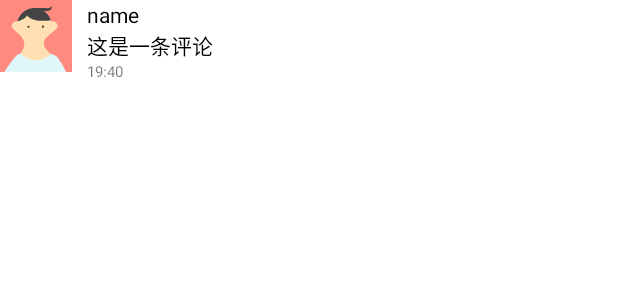
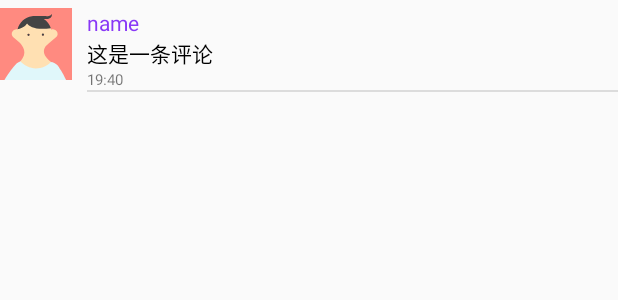
Before and after one commit to Zxmw/Campus-Moments, an Android app: the layout comment_item.xml on its own in the app's theme, with its tools: preview values and no code run, on a phone screen of 412 x 824 dp. Shown: the top 300 px of the screen. Run offline under Robolectric (Android 15) with nearby library versions, the phone set to English and light mode, and no system bars.

Commit message:
评论按时间排序
解决上一次评论功能后端错误

```diff
--- a/frontend/app/src/main/java/com/android/campusmoments/Activity/DetailedActivity.java
+++ b/frontend/app/src/main/java/com/android/campusmoments/Activity/DetailedActivity.java
@@ -203,6 +203,6 @@ public class DetailedActivity extends AppCompatActivity {
         starTextView.setText(String.valueOf(moment.getStarCount()));
 
         // 设置评论
-//        commentsFragment.setCommentIdList(moment.getCommentIds());
+        commentsFragment.setCommentIdList(moment.getCommentIds());
     }
 }
--- a/frontend/app/src/main/java/com/android/campusmoments/Fragment/CommentsFragment.java
+++ b/frontend/app/src/main/java/com/android/campusmoments/Fragment/CommentsFragment.java
@@ -23,6 +23,7 @@ import org.json.JSONArray;
 import org.json.JSONObject;
 
 import java.util.ArrayList;
+import java.util.Collections;
 import java.util.List;
 
 public class CommentsFragment extends Fragment {
@@ -38,9 +39,11 @@ public class CommentsFragment extends Fragment {
                 try {
                     JSONObject obj = new JSONObject(msg.obj.toString());
                     Comment comment = new Comment(obj);
-                    Log.d(TAG, "handleMessage: " + comment.getUsername() + " " + comment.getContent() + " " + comment.getTime());
+                    Log.d(TAG, "handleMessage: " + comment.getId() + " " + comment.getUsername() + " " + comment.getContent() + " " + comment.getTime());
                     mCommentList.add(comment);
                     if (mCommentList.size() == commentIdList.size()) {
+                        // 按照 评论时间（id） 排序
+                        Collections.sort(mCommentList);
                         commentAdapter.setComments(mCommentList);
                         commentAdapter.notifyDataSetChanged();
                     }
--- a/frontend/app/src/main/java/com/android/campusmoments/Service/Services.java
+++ b/frontend/app/src/main/java/com/android/campusmoments/Service/Services.java
@@ -707,7 +707,7 @@ public class Services {
 
             @Override
             public void onResponse(@NonNull okhttp3.Call call, @NonNull okhttp3.Response response) throws java.io.IOException {
-                if (response.code() != 500) {
+                if (response.code() != 201) {
                     Message message = new Message();
                     message.what = 0;
                     handler.sendMessage(message);
@@ -739,7 +739,7 @@ public class Services {
 
             @Override
             public void onResponse(@NonNull okhttp3.Call call, @NonNull okhttp3.Response response) throws java.io.IOException {
-                if (response.code() != 500) {
+                if (response.code() != 200) {
                     Message message = new Message();
                     message.what = 0;
                     handler.sendMessage(message);
--- a/frontend/app/src/main/res/layout/activity_detailed.xml
+++ b/frontend/app/src/main/res/layout/activity_detailed.xml
@@ -224,9 +224,10 @@
             android:textColor="@android:color/black" />
         <Button
             android:id="@+id/sendcomment_button"
-            android:layout_width="wrap_content"
+            android:layout_width="55dp"
             android:layout_height="wrap_content"
+            style="@style/button_green_style"
             android:text="发送"
-            android:textSize="16sp" />
+            android:textSize="14sp" />
     </LinearLayout>
 </LinearLayout>
--- a/frontend/app/src/main/res/layout/comment_item.xml
+++ b/frontend/app/src/main/res/layout/comment_item.xml
@@ -2,7 +2,7 @@
 <LinearLayout xmlns:android="http://schemas.android.com/apk/res/android"
     android:layout_width="match_parent"
     android:layout_height="wrap_content"
-    android:layout_marginBottom="10dp">
+    android:layout_marginTop="5dp">
 
     <ImageView
         android:id="@+id/iv_avatar"
@@ -22,7 +22,7 @@
             android:layout_width="wrap_content"
             android:layout_height="wrap_content"
             android:text="name"
-            android:textColor="@android:color/black"
+            android:textColor="#8938f6"
             android:textSize="14sp" />
         <TextView
             android:id="@+id/tv_content"
@@ -37,6 +37,9 @@
             android:layout_marginRight="10dp"
             android:text="19:40"
             android:textSize="10sp" />
+        <com.google.android.material.divider.MaterialDivider
+            android:layout_width="match_parent"
+            android:layout_height="1dp" />
     </LinearLayout>
 
 </LinearLayout>
--- a/frontend/app/src/main/res/layout/fragment_comments.xml
+++ b/frontend/app/src/main/res/layout/fragment_comments.xml
@@ -4,10 +4,7 @@
     android:layout_width="match_parent"
     android:layout_height="wrap_content"
     tools:context=".Fragment.CommentsFragment">
-    <TextView
-        android:layout_width="wrap_content"
-        android:layout_height="wrap_content"
-        android:text="hello world" />
+
     <androidx.recyclerview.widget.RecyclerView
         android:id="@+id/recyclerView"
         android:layout_width="match_parent"
--- a/frontend/app/src/main/res/values/themes.xml
+++ b/frontend/app/src/main/res/values/themes.xml
@@ -1,6 +1,6 @@
 <resources xmlns:tools="http://schemas.android.com/tools">
     <!-- Base application theme. -->
-    <style name="Theme.CampusMoments" parent="Theme.MaterialComponents.DayNight.NoActionBar">
+    <style name="Theme.CampusMoments" parent="Theme.MaterialComponents.DayNight.NoActionBar.Bridge">
         <!-- Primary brand color. -->
         <item name="colorPrimary">@color/purple_500</item>
         <item name="colorPrimaryVariant">@color/purple_700</item>
```
Also changed, not shown: frontend/app/src/main/java/com/android/campusmoments/Service/Comment.java (+9 -2 lines), frontend/app/src/main/res/drawable/bg_green_rec.xml (added, +10 -0 lines), frontend/app/src/main/res/values/styles.xml (+8 -0 lines).
